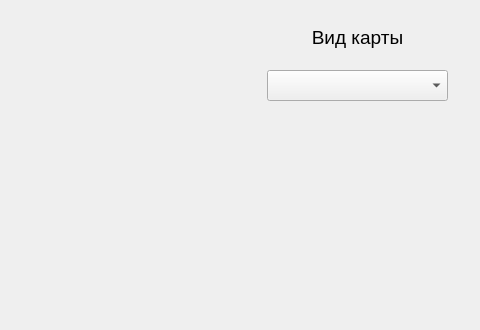
First picture: the form in GUI.ui, repository IvanIvanov227/YandexMaps, before the edit; both pictures show x 363 to 843 and y 0 to 330 of the 843 by 567 pixel window.
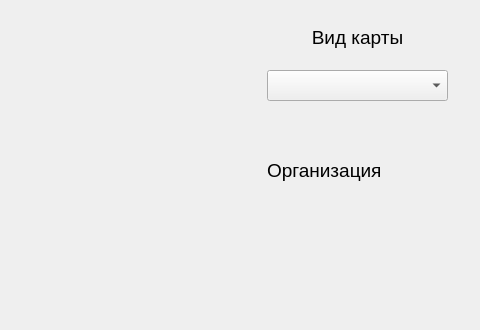
Second picture: the form after the edit.

Commit message: Решённая 12 задача

What changed in the file:
```diff
--- a/GUI.ui
+++ b/GUI.ui
@@ -226,6 +226,42 @@
 почтовый индекс к адресу</string>
     </property>
    </widget>
+   <widget class="QLabel" name="label_4">
+    <property name="geometry">
+     <rect>
+      <x>630</x>
+      <y>150</y>
+      <width>131</width>
+      <height>41</height>
+     </rect>
+    </property>
+    <property name="font">
+     <font>
+      <pointsize>14</pointsize>
+     </font>
+    </property>
+    <property name="text">
+     <string>Организация</string>
+    </property>
+   </widget>
+   <widget class="QLabel" name="organization_label">
+    <property name="geometry">
+     <rect>
+      <x>630</x>
+      <y>200</y>
+      <width>181</width>
+      <height>91</height>
+     </rect>
+    </property>
+    <property name="font">
+     <font>
+      <pointsize>12</pointsize>
+     </font>
+    </property>
+    <property name="text">
+     <string/>
+    </property>
+   </widget>
   </widget>
  </widget>
  <resources/>
```
The commit also changes 1 other file.
